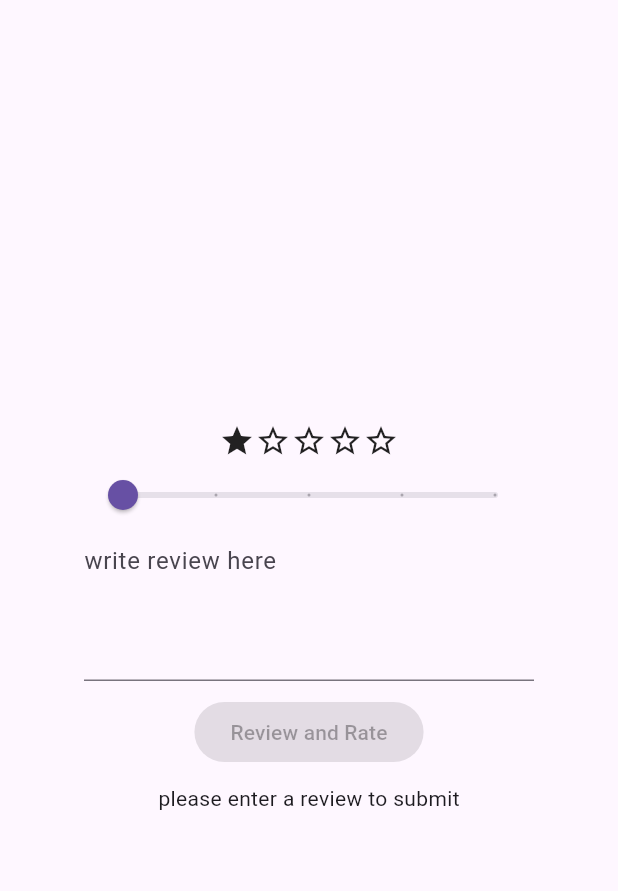
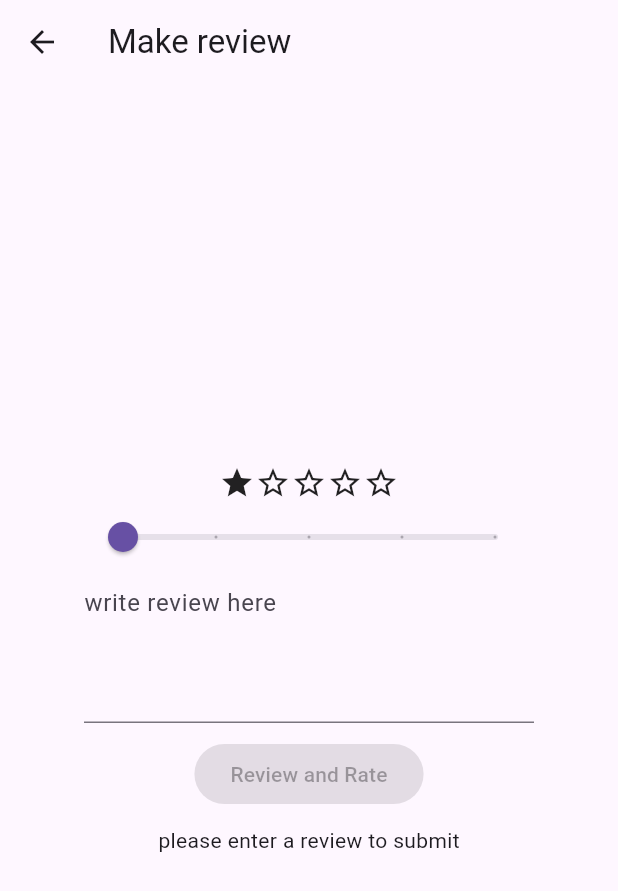
Before and after one commit to Nexus-Code89/FishCab_Buyer, a Flutter app: the ReviewView screen opened by its route, on a phone screen of 412 x 824 dp. Shown: the top 891 px of the screen. Run offline on Flutter 3.47's test engine with Material 3 defaults, Android fonts, the phone set to English and light mode, and no system bars; our stand-ins replace cloud_firestore, firebase_auth, firebase_core, google_maps_flutter; missing offline and left inert: dart:html, day_picker, time_range_picker; accounts and stored records are empty.

Commit message:
integrated review

```diff
--- a/lib/review-rating pages/make_review_screen.dart
+++ b/lib/review-rating pages/make_review_screen.dart
@@ -101,7 +101,7 @@ class ReviewController {
 
 class ReviewView extends StatefulWidget {
   late String reviewee;
-  late ReviewController controller = ReviewController(ReviewModel("sam for now", reviewee));
+  late ReviewController controller = ReviewController(ReviewModel(FirebaseAuth.instance.currentUser!.email!, reviewee));
 
   ReviewView({super.key, required this.reviewee});
 
@@ -136,6 +136,9 @@ class _ReviewViewState extends State<ReviewView> {
   @override
   Widget build(BuildContext context) {
     return Scaffold(
+      appBar: AppBar(
+        title: Text("Make review"),
+      ),
       body: Center(
         child: Container(
           width: 300,
```
Also changed, not shown: lib/seller_pages/seller_home_screen.dart (+18 -0 lines).
